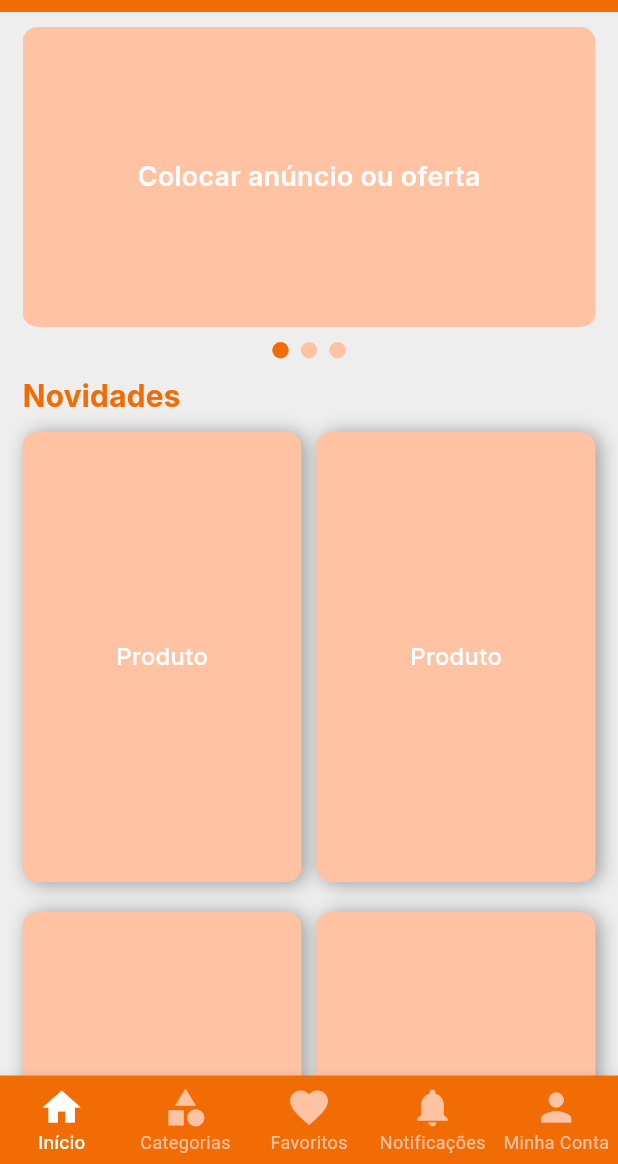
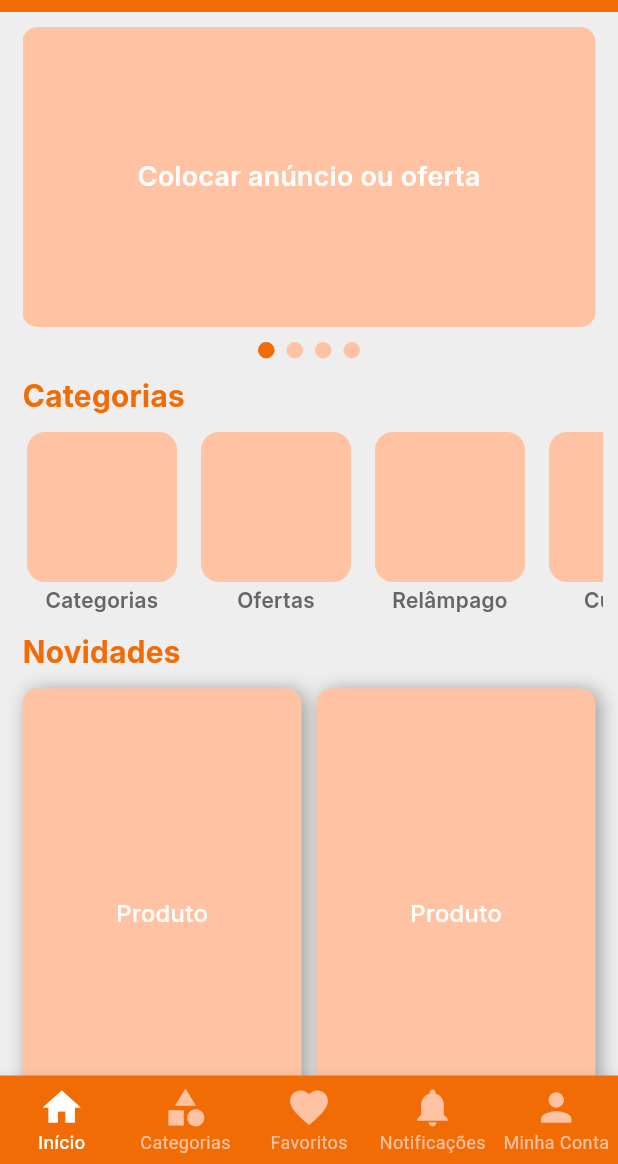
Before and after one commit to Rhayssam/cazatudo-app, a Flutter app: the screen it shows after launch, after a tap on "Vamos Lá!", on a phone screen of 412 x 824 dp, the part 72-1236 px from its top. Run offline on Flutter 3.47's test engine with Material 3 defaults, Android fonts, the phone set to English and light mode, and no system bars; drawn by our look-alikes of smooth_page_indicator; our stand-ins replace get, video_player.

Commit message:
Criando a HorizontalCategoriesList, a VerticalProductsList e externalizando Widgets

```diff
--- a/lib/app/core/ui/custom_text_styles.dart
+++ b/lib/app/core/ui/custom_text_styles.dart
@@ -49,6 +49,11 @@ class CustomTextStyles {
     fontSize: 12.0,
     fontWeight: FontWeight.w600,
   );
+  static const TextStyle smallText14 = TextStyle(
+    fontFamily: 'Inter',
+    fontSize: 14.0,
+    fontWeight: FontWeight.w600,
+  );
   static const TextStyle smallText16 = TextStyle(
     fontFamily: 'Inter',
     fontSize: 16.0,
--- /dev/null
+++ b/lib/app/core/widgets/horizontal_categories_list.dart
@@ -0,0 +1,49 @@
+// ignore_for_file: public_member_api_docs, sort_constructors_first
+// Essenciais
+import 'package:flutter/material.dart';
+
+import 'package:cazatudo_app/app/core/ui/custom_text_styles.dart';
+
+// UI
+import 'package:cazatudo_app/app/core/ui/theme_config.dart';
+
+class HorizontalCategoriesList extends StatelessWidget {
+  final String texto;
+  const HorizontalCategoriesList({
+    Key? key,
+    required this.texto,
+  }) : super(key: key);
+
+  @override
+  Widget build(BuildContext context) {
+    return Column(
+      mainAxisSize: MainAxisSize.min,
+      // mainAxisAlignment: MainAxisAlignment.start,
+      crossAxisAlignment: CrossAxisAlignment.center,
+      children: [
+        Container(
+          width: 100,
+          height: 100,
+          margin: const EdgeInsets.symmetric(horizontal: 8),
+          decoration: BoxDecoration(
+            color: ThemeConfig.lightOrange,
+            borderRadius: BorderRadius.circular(12),
+          ),
+        ),
+        const SizedBox(height: 2),
+        SizedBox(
+          width: 100,
+          child: Text(
+            texto,
+            style:
+                CustomTextStyles.smallText14.copyWith(color: ThemeConfig.grey),
+            textAlign: TextAlign.center,
+            softWrap: true,
+            maxLines: 2,
+            overflow: TextOverflow.ellipsis,
+          ),
+        ),
+      ],
+    );
+  }
+}
--- /dev/null
+++ b/lib/app/core/widgets/topic_title.dart
@@ -0,0 +1,29 @@
+// ignore_for_file: public_member_api_docs, sort_constructors_first
+// Essenciais
+import 'package:flutter/material.dart';
+
+// UI
+import 'package:cazatudo_app/app/core/ui/custom_text_styles.dart';
+import 'package:cazatudo_app/app/core/ui/theme_config.dart';
+
+class TopicTitle extends StatelessWidget {
+  final String titulo;
+  const TopicTitle({
+    Key? key,
+    required this.titulo,
+  }) : super(key: key);
+
+  @override
+  Widget build(BuildContext context) {
+    return SliverToBoxAdapter(
+      child: Padding(
+        padding: const EdgeInsets.symmetric(horizontal: 15, vertical: 10),
+        child: Text(
+          titulo,
+          style: CustomTextStyles.mediumText20
+              .copyWith(color: ThemeConfig.orange1),
+        ),
+      ),
+    );
+  }
+}
--- /dev/null
+++ b/lib/app/core/widgets/vertical_products_list.dart
@@ -0,0 +1,56 @@
+// Essenciais
+import 'package:flutter/material.dart';
+
+// UI
+import 'package:cazatudo_app/app/core/ui/custom_text_styles.dart';
+import 'package:cazatudo_app/app/core/ui/theme_config.dart';
+
+class VerticalProductsList extends StatelessWidget {
+  const VerticalProductsList({
+    super.key,
+  });
+
+  @override
+  Widget build(BuildContext context) {
+    return SliverPadding(
+      padding: EdgeInsets.symmetric(horizontal: 15),
+      sliver: SliverGrid(
+        delegate: SliverChildBuilderDelegate(
+          (context, index) {
+            return Container(
+              decoration: BoxDecoration(
+                borderRadius: BorderRadius.circular(10),
+                color: ThemeConfig.lightOrange,
+                boxShadow: [
+                  BoxShadow(
+                    color: ThemeConfig.lightGrey,
+                    offset: Offset(3, 1),
+                    blurRadius: 10,
+                  ),
+                ],
+              ),
+              child: Stack(
+                children: [
+                  Center(
+                    child: Text(
+                      'Produto',
+                      style: CustomTextStyles.smallText16
+                          .copyWith(color: ThemeConfig.white),
+                    ),
+                  )
+                ],
+              ),
+            );
+          },
+          childCount: 6,
+        ),
+        gridDelegate: SliverGridDelegateWithFixedCrossAxisCount(
+          crossAxisCount: 2,
+          mainAxisExtent: 300,
+          mainAxisSpacing: 20,
+          crossAxisSpacing: 10,
+        ),
+      ),
+    );
+  }
+}
--- a/lib/app/modules/home/banner_widget.dart
+++ b/lib/app/modules/home/banner_widget.dart
@@ -30,13 +30,14 @@ class BannerWidget extends StatelessWidget {
                   _buildAdContainer('Colocar anúncio ou oferta'),
                   _buildAdContainer('Colocar anúncio ou oferta'),
                   _buildAdContainer('Colocar anúncio ou oferta'),
+                  _buildAdContainer('Colocar anúncio ou oferta'),
                 ],
               ),
             ),
           ),
           SmoothPageIndicator(
             controller: pageController,
-            count: 3,
+            count: 4,
             effect: WormEffect(
               dotHeight: 11,
               dotWidth: 11,
--- a/lib/app/modules/home/home_page.dart
+++ b/lib/app/modules/home/home_page.dart
@@ -3,10 +3,12 @@ import 'package:flutter/material.dart';
 
 // UI
 import 'package:cazatudo_app/app/core/ui/theme_config.dart';
-import 'package:cazatudo_app/app/core/ui/custom_text_styles.dart';
 
 // Widgets Personalizados
 import 'package:cazatudo_app/app/modules/home/banner_widget.dart';
+import 'package:cazatudo_app/app/core/widgets/horizontal_categories_list.dart';
+import 'package:cazatudo_app/app/core/widgets/topic_title.dart';
+import 'package:cazatudo_app/app/core/widgets/vertical_products_list.dart';
 
 // Widgets Personalizados - AppBar
 import 'package:cazatudo_app/app/core/widgets/custom_app_bar.dart';
@@ -33,61 +35,32 @@ class _HomePageState extends State<HomePage> {
           CustomAppBarCart(),
         ],
       ),
-      //* Início da tela
       body: SafeArea(
         child: CustomScrollView(
           slivers: [
             BannerWidget(
               pageController: _controlPage,
             ),
+            TopicTitle(titulo: 'Categorias'),
             SliverToBoxAdapter(
               child: Padding(
-                padding:
-                    const EdgeInsets.symmetric(horizontal: 15, vertical: 10),
-                child: Text(
-                  'Novidades',
-                  style: CustomTextStyles.mediumText20
-                      .copyWith(color: ThemeConfig.orange1),
+                padding: const EdgeInsets.symmetric(horizontal: 10),
+                child: SingleChildScrollView(
+                  scrollDirection: Axis.horizontal,
+                  child: Row(
+                    children: [
+                      HorizontalCategoriesList(texto: 'Categorias'),
+                      HorizontalCategoriesList(texto: 'Ofertas'),
+                      HorizontalCategoriesList(texto: 'Relâmpago'),
+                      HorizontalCategoriesList(texto: 'Cupons'),
+                      HorizontalCategoriesList(texto: 'Frete'),
+                    ],
+                  ),
                 ),
               ),
             ),
-            SliverPadding(
-              padding: EdgeInsets.symmetric(horizontal: 15),
-              sliver: SliverGrid(
-                delegate: SliverChildBuilderDelegate((context, index) {
-                  return Container(
-                    decoration: BoxDecoration(
-                      borderRadius: BorderRadius.circular(10),
-                      color: ThemeConfig.lightOrange,
-                      boxShadow: [
-                        BoxShadow(
-                          color: ThemeConfig.lightGrey,
-                          offset: Offset(3, 1),
-                          blurRadius: 10,
-                        ),
-                      ],
-                    ),
-                    child: Stack(
-                      children: [
-                        Center(
-                          child: Text(
-                            'Produto',
-                            style: CustomTextStyles.smallText16
-                                .copyWith(color: ThemeConfig.white),
-                          ),
-                        )
-                      ],
-                    ),
-                  );
-                }, childCount: 6),
-                gridDelegate: SliverGridDelegateWithFixedCrossAxisCount(
-                  crossAxisCount: 2,
-                  mainAxisExtent: 300,
-                  mainAxisSpacing: 20,
-                  crossAxisSpacing: 10,
-                ),
-              ),
-            ),
+            TopicTitle(titulo: 'Novidades'),
+            VerticalProductsList(),
           ],
         ),
       ),
```
